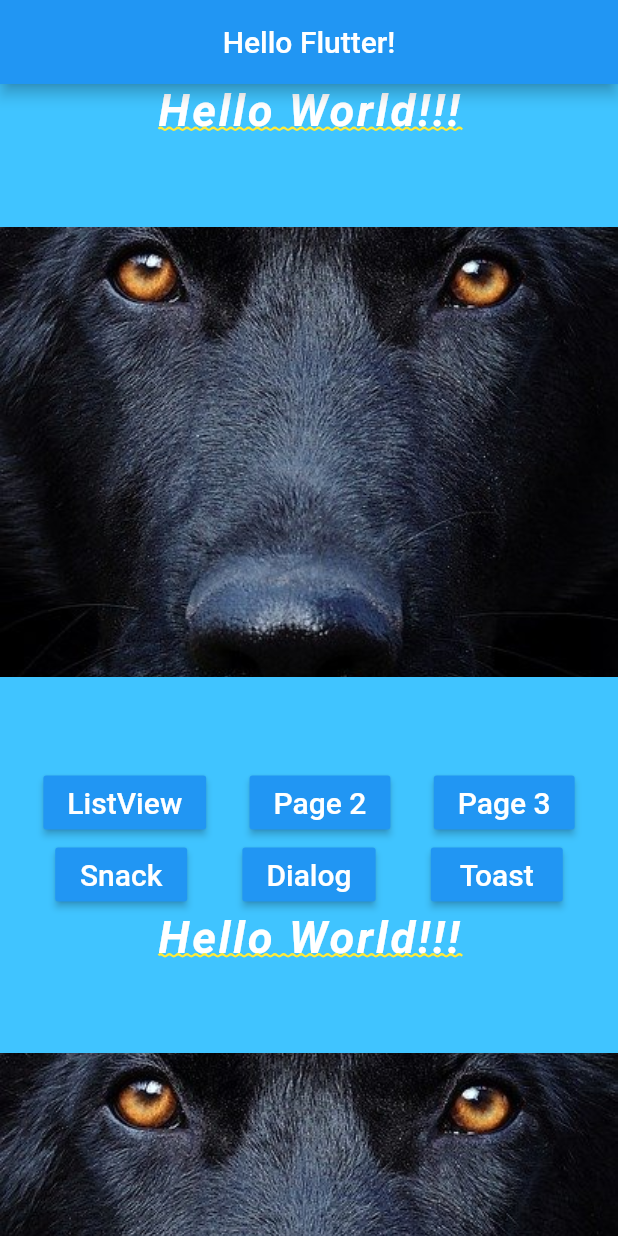
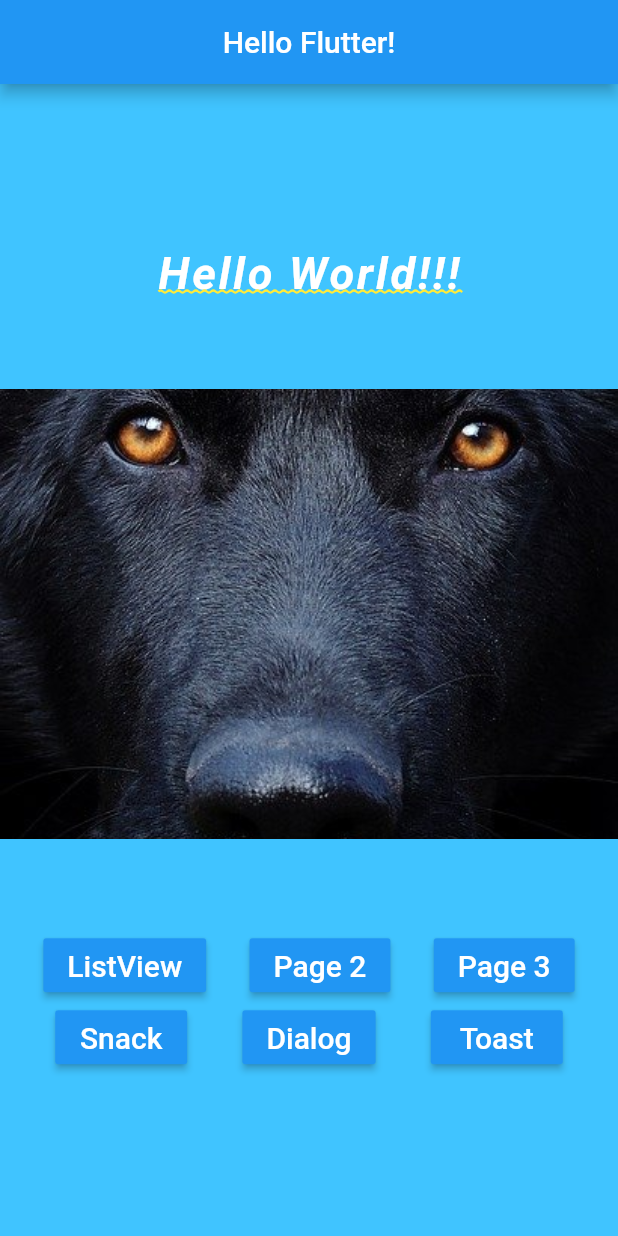
Before and after one commit to Ancora/flutterEssencialBasicWidgets, a Flutter app: the screen it shows after launch, on a phone screen of 412 x 824 dp. Run offline on Flutter 3.47's test engine with Material 2 defaults, Android fonts, the phone set to English and light mode, and no system bars.

Commit message:
046-MaterialApp/Widgets/Navigator I context.

```diff
--- a/lib/home_page.dart
+++ b/lib/home_page.dart
@@ -8,25 +8,20 @@ class HomePage extends StatelessWidget {
         title: Text('Hello Flutter!'),
         centerTitle: true,
       ),
-      body: _body(),
+      body: _body(context),
     );
   }
 
-  _body() {
-    return SingleChildScrollView(
-      child: Container(
+  _body(BuildContext context) {
+    return Container(
       color: Colors.lightBlueAccent,
       child: Column(
         mainAxisAlignment: MainAxisAlignment.center,
         children: <Widget>[
           _text(),
           _pageView(),
-            _buttons(),
-            _text(),
-            _pageView(),
-            _buttons(),
+          _buttons(context),
         ],
-        ),
       ),
     );
   }
@@ -48,30 +43,31 @@ class HomePage extends StatelessWidget {
     );
   }
 
-  _buttons() {
+  _buttons(context) {
     return Column(
       children: <Widget>[
         Row(
           mainAxisAlignment: MainAxisAlignment.spaceEvenly,
           children: <Widget>[
-            _button('ListView'),
-            _button('Page 2'),
-            _button('Page 3'),
+            _button(context, 'ListView'),
+            _button(context, 'Page 2'),
+            _button(context, 'Page 3'),
           ],
         ),
         Row(
           mainAxisAlignment: MainAxisAlignment.spaceEvenly,
           children: <Widget>[
-            _button('Snack'),
-            _button('Dialog'),
-            _button('Toast'),
+            _button(context, 'Snack'),
+            _button(context, 'Dialog'),
+            _button(context, 'Toast'),
           ],
         ),
       ],
     );
   }
 
-  _button(String text) {
+  _button(context, String text) {
+    //tipo (BuildContext) é opcional no Flutter
     return RaisedButton(
       color: Colors.blue,
       child: Text(
@@ -81,12 +77,12 @@ class HomePage extends StatelessWidget {
           fontSize: 20,
         ),
       ),
-      onPressed: () => _onClickOk(),
+      onPressed: () => _onClickOk(context),
     );
   }
 
-  void _onClickOk() {
-    print('Clicou no botão...');
+  void _onClickOk(BuildContext context) {
+    Navigator.push(context, route);
   }
 
   _img(String img) {
```
Lines whose indentation alone changed are shown as unchanged.
